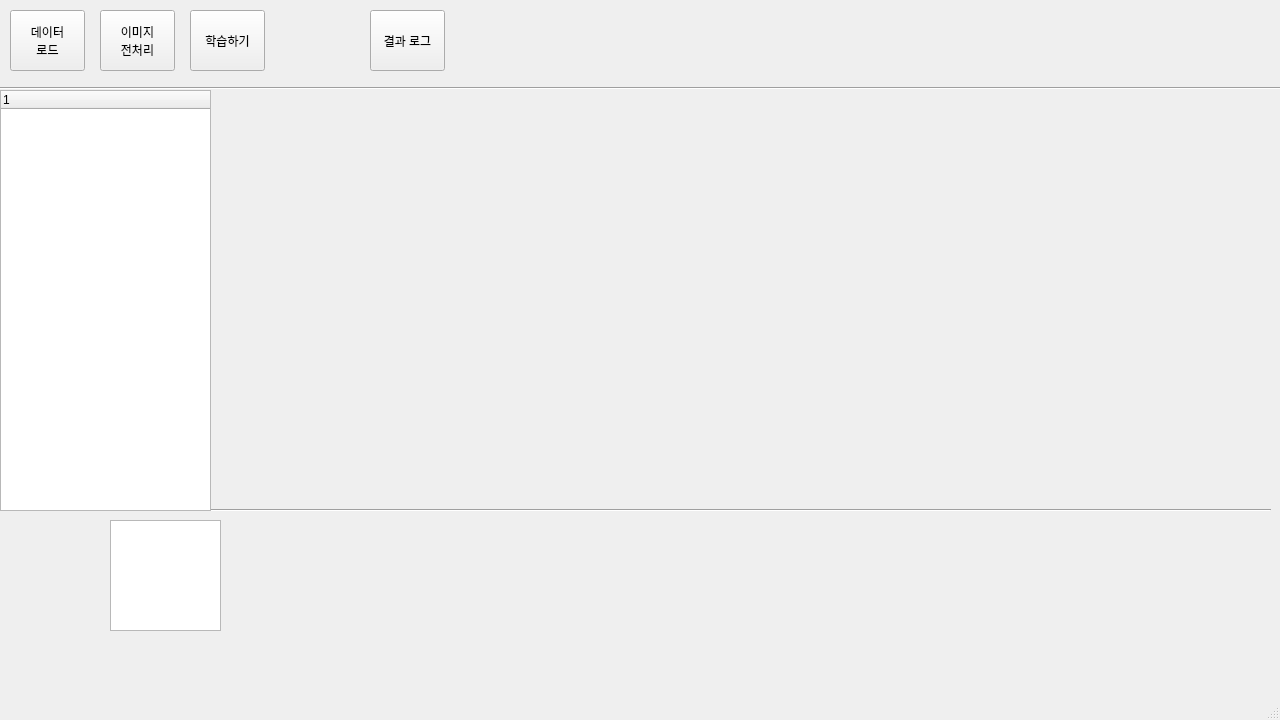
Before: the Qt Designer form Project/front/ui/NetworkSetting.ui in Ikhan-Kim/SSAKIT, drawn with Qt 5.
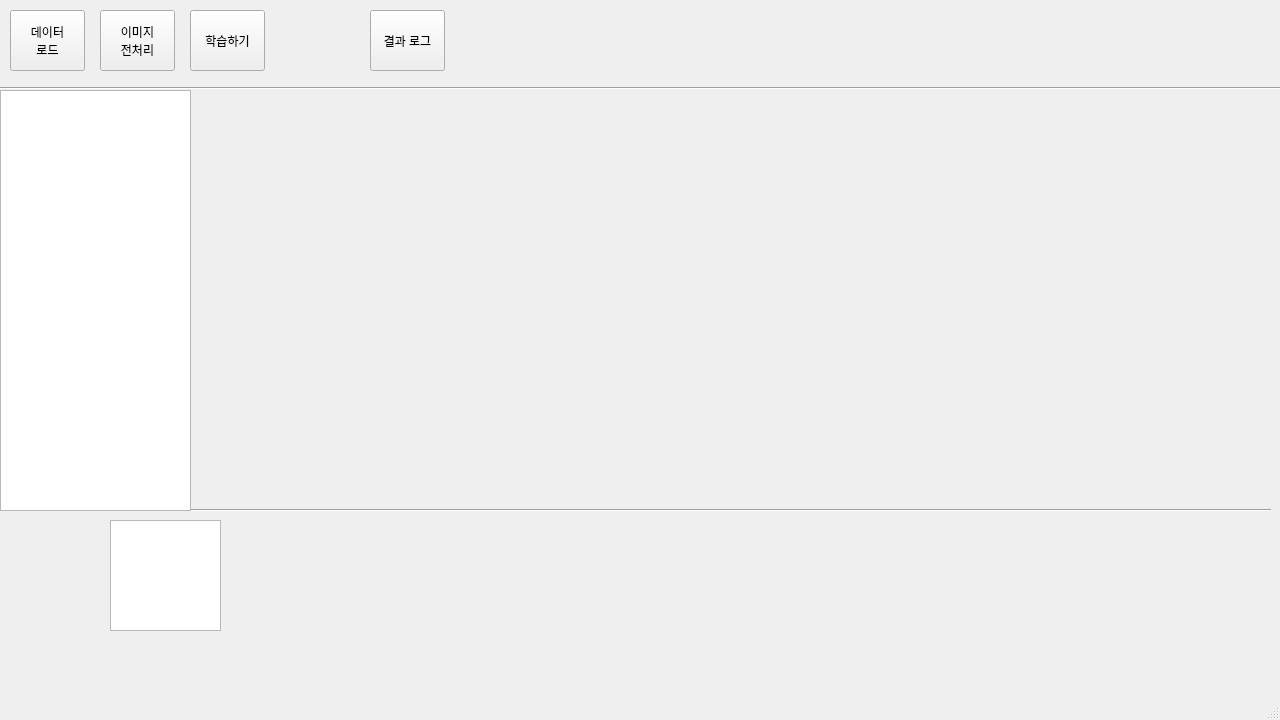
After: the same form once the commit is applied.

Commit message: [+] change treeWidget > treeView

Diff of the .ui file:
```diff
--- a/Project/front/ui/NetworkSetting.ui
+++ b/Project/front/ui/NetworkSetting.ui
@@ -120,12 +120,12 @@
      <string>학습하기</string>
     </property>
    </widget>
-   <widget class="QTreeWidget" name="treeWidget">
+   <widget class="QTreeView" name="dirTreeView">
     <property name="geometry">
      <rect>
       <x>0</x>
       <y>90</y>
-      <width>211</width>
+      <width>191</width>
       <height>421</height>
      </rect>
     </property>
```
